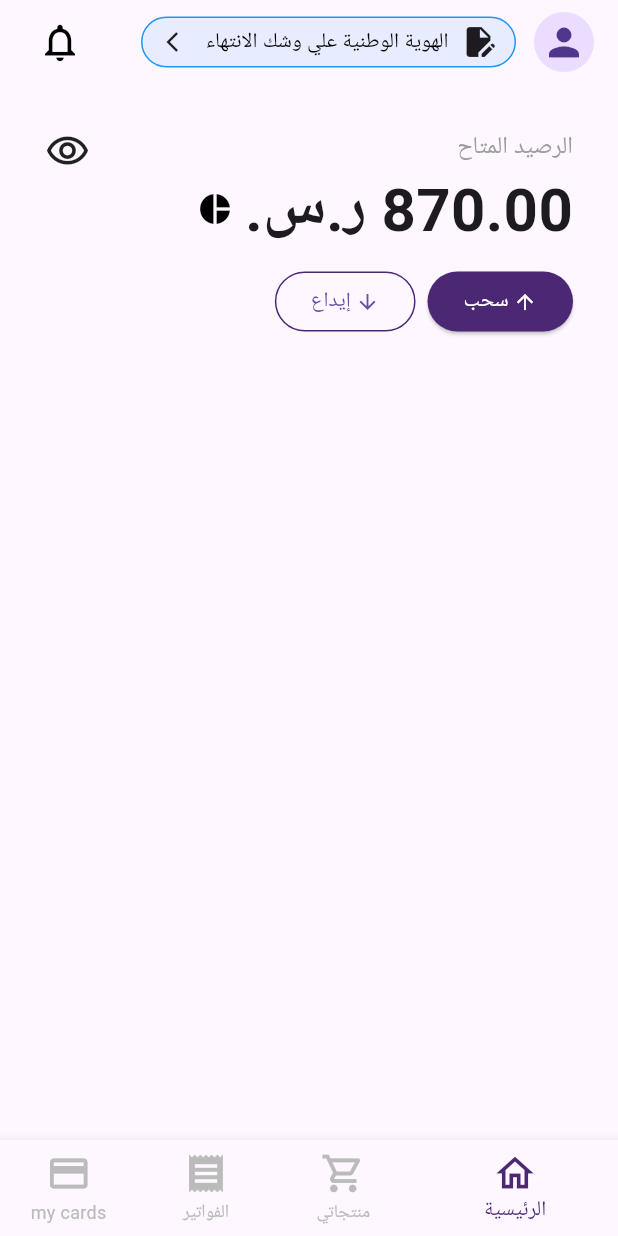
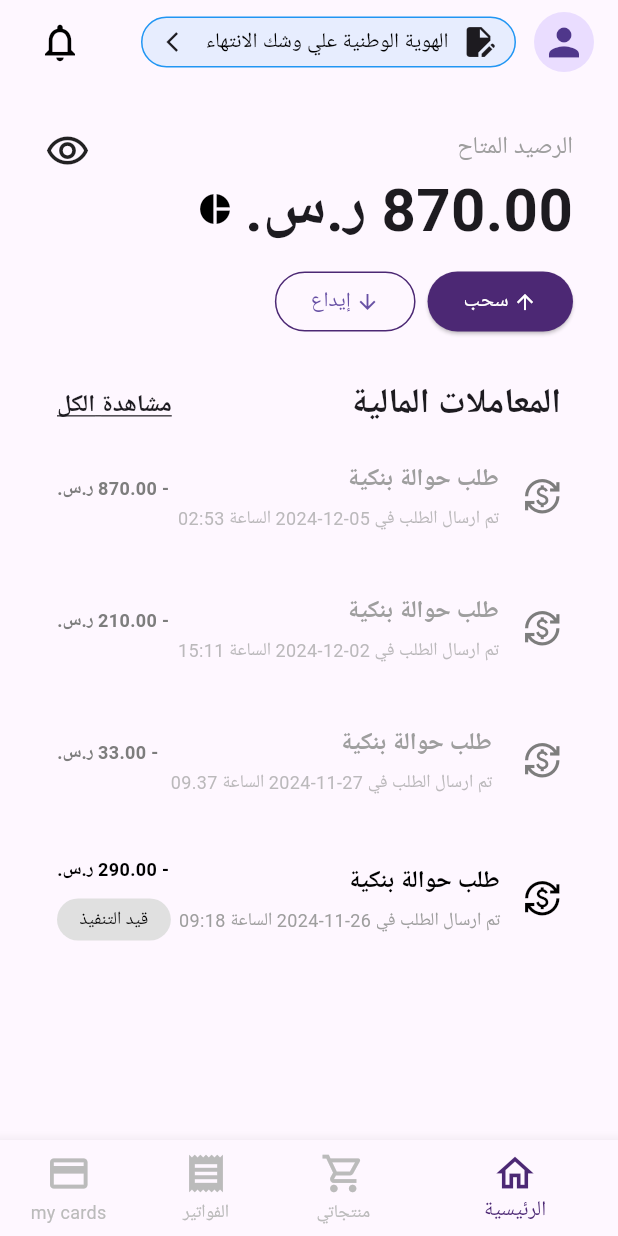
Before and after one commit to Heba-Darabeh/Flutter-Project, a Flutter app: the DashboardScreen screen opened directly, on a phone screen of 412 x 824 dp. Run offline on Flutter 3.47's test engine with Material 3 defaults, Android fonts, the phone set to English and light mode, and no system bars; missing offline and left inert: dart:ffi.

```diff
--- a/lib/dashboard_screen.dart
+++ b/lib/dashboard_screen.dart
@@ -1,3 +1,5 @@
+import 'dart:ffi';
+
 import 'package:flutter/material.dart';
 import 'withdrawal_screen.dart';
 
@@ -77,9 +79,10 @@ class DashboardScreen extends StatelessWidget {
       body: SingleChildScrollView(
           child: Padding(
         padding: const EdgeInsets.all(30.0),
-
+        child: Column(
+          children: [
             // balance information section
-        child: Row(
+            Row(
               mainAxisAlignment: MainAxisAlignment.spaceBetween,
               crossAxisAlignment: CrossAxisAlignment.start,
               children: [
@@ -87,8 +90,9 @@ class DashboardScreen extends StatelessWidget {
                   child: const Icon(Icons.visibility_outlined, size: 30),
                 ),
                 Expanded(
-              child:
-                  Column(crossAxisAlignment: CrossAxisAlignment.end, children: [
+                  child: Column(
+                      crossAxisAlignment: CrossAxisAlignment.end,
+                      children: [
                         const Text(
                           'الرصيد المتاح',
                           style: TextStyle(
@@ -131,11 +135,13 @@ class DashboardScreen extends StatelessWidget {
                                   Navigator.push(
                                     context,
                                     MaterialPageRoute(
-                                builder: (context) => WithdrawalScreen()),
+                                        builder: (context) =>
+                                            WithdrawalScreen()),
                                   );
                                 },
                                 style: ElevatedButton.styleFrom(
-                          backgroundColor: Color.fromRGBO(76, 40, 116, 1),
+                                  backgroundColor:
+                                      Color.fromRGBO(76, 40, 116, 1),
                                 ),
                                 child: const Row(
                                   children: [
@@ -184,6 +190,63 @@ class DashboardScreen extends StatelessWidget {
                 )
               ],
             ),
+            const SizedBox(
+              height: 20,
+            ),
+            // financial transaction section
+            Container(
+              padding: const EdgeInsets.all(8.0),
+              child: Directionality(
+                textDirection: TextDirection.rtl,
+                child: Column(
+                  crossAxisAlignment: CrossAxisAlignment.start,
+                  children: [
+                    const Row(
+                      mainAxisAlignment: MainAxisAlignment.spaceBetween,
+                      children: [
+                        Text(
+                          'المعاملات المالية',
+                          style: TextStyle(
+                            fontSize: 23,
+                            fontWeight: FontWeight.bold,
+                          ),
+                        ),
+                        Text(
+                          'مشاهدة الكل',
+                          style: TextStyle(
+                            fontSize: 16,
+                            fontWeight: FontWeight.bold,
+                            decoration: TextDecoration.underline,
+                          ),
+                        )
+                      ],
+                    ),
+                    Column(
+                      children: [
+                        BankTransactionOrder(
+                            date: '05-12-2024',
+                            time: '02:53',
+                            amount: '870.00'),
+                        BankTransactionOrder(
+                            date: '02-12-2024',
+                            time: '15:11',
+                            amount: '210.00'),
+                        BankTransactionOrder(
+                            date: '27-11-2024', time: '09.37', amount: '33.00'),
+                        BankTransactionOrder(
+                          date: '26-11-2024',
+                          time: '09:18',
+                          amount: '290.00',
+                          isActive: true,
+                        ),
+                      ],
+                    )
+                  ],
+                ),
+              ),
+            )
+          ],
+        ),
       )),
 
       // bottom navigation bar
@@ -208,3 +271,95 @@ class DashboardScreen extends StatelessWidget {
     );
   }
 }
+
+class BankTransactionOrder extends StatelessWidget {
+  final String date;
+  final String time;
+  final String amount;
+  final bool isActive;
+
+  BankTransactionOrder({
+    required this.date,
+    required this.time,
+    required this.amount,
+    this.isActive = false,
+  });
+
+  @override
+  Widget build(BuildContext context) {
+    // TODO: implement build
+    return Padding(
+      padding: const EdgeInsets.symmetric(vertical: 20),
+      child: Row(
+        mainAxisAlignment: MainAxisAlignment.spaceBetween,
+        children: [
+          Icon(
+            Icons.currency_exchange,
+            size: 25,
+            color: isActive ? Colors.black : Color.fromRGBO(125, 125, 125, 1),
+          ),
+          const SizedBox(
+            width: 5,
+          ),
+          Column(
+            crossAxisAlignment: CrossAxisAlignment.start,
+            children: [
+              Text(
+                'طلب حوالة بنكية',
+                style: TextStyle(
+                    fontSize: 16,
+                    fontWeight: FontWeight.bold,
+                    color: isActive ? Colors.black : Colors.grey),
+              ),
+              const SizedBox(
+                height: 6,
+              ),
+              Text(
+                'تم ارسال الطلب في $date الساعة $time',
+                style: TextStyle(
+                    fontSize: 12,
+                    color: isActive
+                        ? Color.fromRGBO(158, 158, 158, 1)
+                        : Color.fromRGBO(158, 158, 158, 0.7)),
+              ),
+            ],
+          ),
+          Column(
+            crossAxisAlignment: CrossAxisAlignment.end,
+            children: [
+              Text(
+                '- $amount ر.س.',
+                style: TextStyle(
+                  fontSize: 12,
+                  fontWeight: FontWeight.bold,
+                  color: isActive
+                      ? Colors.black
+                      : Color.fromRGBO(125, 125, 125, 1),
+                ),
+              ),
+              const SizedBox(
+                height: 10,
+              ),
+              if (isActive)
+                Container(
+                  padding:
+                      const EdgeInsets.symmetric(horizontal: 15, vertical: 5),
+                  decoration: BoxDecoration(
+                    color: const Color.fromARGB(255, 224, 224, 224),
+                    borderRadius: BorderRadius.circular(20),
+                  ),
+                  child: const Text(
+                    'قيد التنفيذ',
+                    style: TextStyle(
+                      fontSize: 12,
+                      color: Colors.black,
+                    ),
+                  ),
+                )
+            ],
+          )
+        ],
+      ),
+    );
+  }
+}
```
Lines whose indentation alone changed are shown as unchanged.
